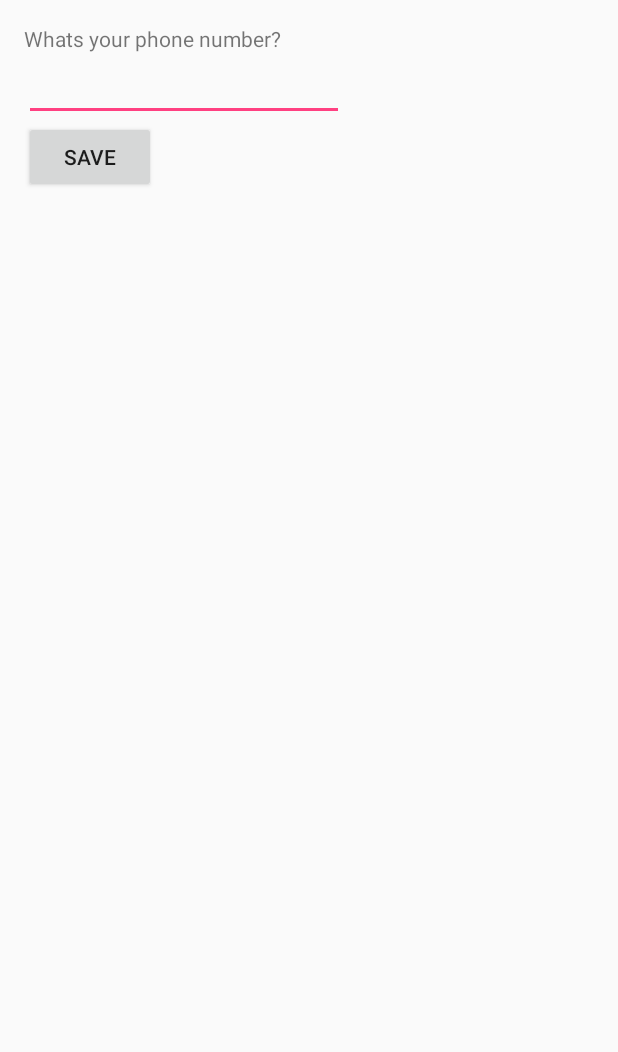
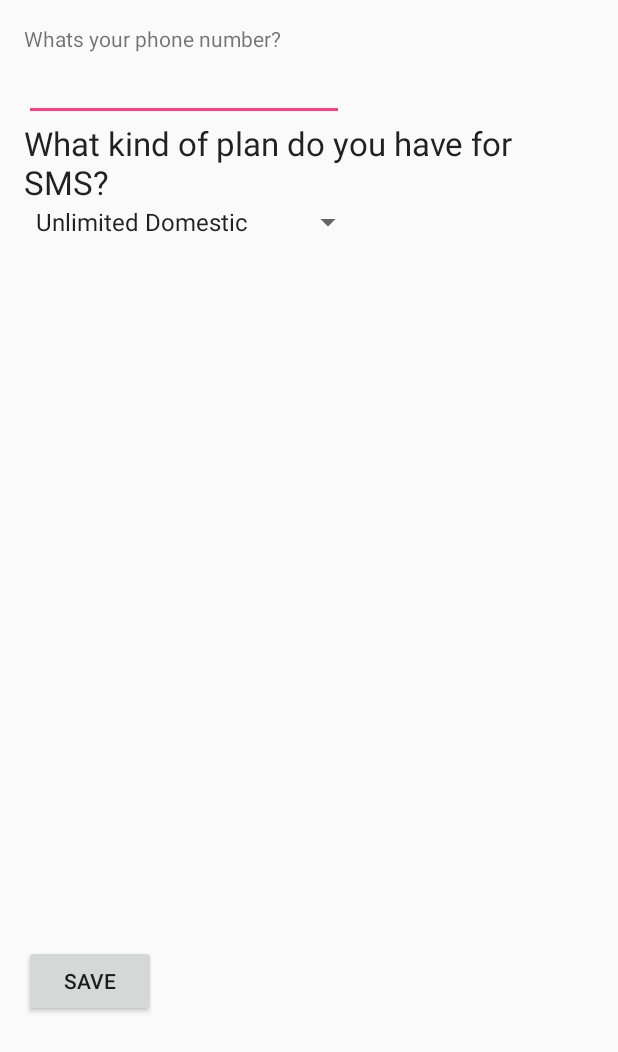
Before and after one commit to gounplugged/UnpluggedDroid, an Android app: the screen it shows after launch (ProfileActivity), on a phone screen of 412 x 824 dp. Shown: the top 1052 px of the screen. Run offline under Robolectric (Android 15) with nearby library versions, the phone set to English and light mode, and no system bars; our stand-ins replace Volley; libraries missing offline, so code that uses them is left out: com.j256.ormlite; network calls fail; 4 statements that could not run were skipped.

Commit message:
Select SMS plan on profile

```diff
--- a/src/main/java/co/gounplugged/unpluggeddroid/activities/ProfileActivity.java
+++ b/src/main/java/co/gounplugged/unpluggeddroid/activities/ProfileActivity.java
@@ -7,7 +7,9 @@ import android.os.Bundle;
 import android.view.Menu;
 import android.view.MenuItem;
 import android.view.View;
+import android.widget.ArrayAdapter;
 import android.widget.Button;
+import android.widget.Spinner;
 import android.widget.TextView;
 import android.widget.ToggleButton;
 
@@ -17,7 +19,8 @@ import co.gounplugged.unpluggeddroid.models.Profile;
 
 public class ProfileActivity extends Activity {
     private TextView phoneNumberInput;
-    private Button submitPhoneNumber;
+    private Button submitButton;
+    private Spinner smsPlanSpinner;
 
     @Override
     protected void onCreate(Bundle savedInstanceState) {
@@ -25,20 +28,40 @@ public class ProfileActivity extends Activity {
         setContentView(R.layout.activity_profile);
 
         phoneNumberInput = (TextView) findViewById(R.id.phone_number_activity_profile);
-        submitPhoneNumber = (Button) findViewById(R.id.submit_phone_number_activity_profile);
+        submitButton = (Button) findViewById(R.id.submit_phone_number_activity_profile);
+        smsPlanSpinner = (Spinner) findViewById(R.id.sms_plan_selection_activity_profile);
 
-        submitPhoneNumber.setOnClickListener(new View.OnClickListener() {
+        // Create an ArrayAdapter using the string array and a default spinner layout
+        ArrayAdapter<CharSequence> adapter = ArrayAdapter.createFromResource(this,
+                R.array.sms_plans_array, android.R.layout.simple_spinner_item);
+        // Specify the layout to use when the list of choices appears
+        adapter.setDropDownViewResource(android.R.layout.simple_spinner_dropdown_item);
+        // Apply the adapter to the spinner
+        smsPlanSpinner.setAdapter(adapter);
+
+        submitButton.setOnClickListener(new View.OnClickListener() {
             @Override
             public void onClick(View v) {
-                String phoneNumber = phoneNumberInput.getText().toString();
-                Profile p = ((BaseApplication) getApplicationContext()).getProfile();
-                p.setPhoneNumber(phoneNumber);
+                setPhoneNumber();
+                setSmsPlan();
                 ((BaseApplication) getApplicationContext()).refreshKnownMasks();
                 Intent mainIntent = new Intent(ProfileActivity.this, ChatActivity.class);
                 ProfileActivity.this.startActivity(mainIntent);
                 ProfileActivity.this.finish();
             }
         });
+    }
+
+    private void setSmsPlan() {
+        int selectedId = (int) smsPlanSpinner.getSelectedItemId() + 1;
+        Profile p = ((BaseApplication) getApplicationContext()).getProfile();
+        p.setSmsPlan(selectedId);
+    }
+
+    private void setPhoneNumber() {
+        String phoneNumber = phoneNumberInput.getText().toString();
+        Profile p = ((BaseApplication) getApplicationContext()).getProfile();
+        p.setPhoneNumber(phoneNumber);
     }
 
 
--- a/src/main/java/co/gounplugged/unpluggeddroid/models/Profile.java
+++ b/src/main/java/co/gounplugged/unpluggeddroid/models/Profile.java
@@ -41,6 +41,13 @@ public class Profile {
         editor.commit();
     }
 
+    public void setSmsPlan(int planId) {
+        this.smsPlan = planId;
+        SharedPreferences.Editor editor = profileSharedPreferences.edit();
+        editor.putInt(SMS_PLAN_PREFERENCE_NAME, planId);
+        editor.commit();
+    }
+
     private String phoneNumber;
 
     public static final String SHARED_PREFERENCES_STRING = "co.gounplugged.unpluggeddroid.PROFILE_SHARED_PREFERENCES";
--- a/src/main/res/layout/activity_profile.xml
+++ b/src/main/res/layout/activity_profile.xml
@@ -25,6 +25,25 @@
         android:layout_height="wrap_content"
         android:text="@string/submit_phone_number_activity_profile"
         android:id="@+id/submit_phone_number_activity_profile"
+        android:layout_alignParentBottom="true"
+        android:layout_alignParentLeft="true"
+        android:layout_alignParentStart="true"
+        android:layout_marginBottom="130dp" />
+
+    <Spinner
+        android:layout_width="wrap_content"
+        android:layout_height="wrap_content"
+        android:id="@+id/sms_plan_selection_activity_profile"
+        android:layout_below="@+id/sms_plan_title_activity_profile"
+        android:layout_alignParentLeft="true"
+        android:layout_alignParentStart="true" />
+
+    <TextView
+        android:layout_width="wrap_content"
+        android:layout_height="wrap_content"
+        android:textAppearance="?android:attr/textAppearanceLarge"
+        android:text="@string/sms_plan_activity_profile"
+        android:id="@+id/sms_plan_title_activity_profile"
         android:layout_below="@+id/phone_number_activity_profile"
         android:layout_alignParentLeft="true"
         android:layout_alignParentStart="true" />
--- a/src/main/res/values/strings.xml
+++ b/src/main/res/values/strings.xml
@@ -9,6 +9,13 @@
     <string name="title_activity_profile">ProfileActivity</string>
     <string name="phone_number_activity_profile">Whats your phone number?</string>
     <string name="submit_phone_number_activity_profile">Save</string>
+    <string name="sms_plan_activity_profile">What kind of plan do you have for SMS?</string>
     <string name="user_sms_plan">User SMS plan</string>
 
+    <string-array name="sms_plans_array">
+        <item>Unlimited Domestic</item>
+        <item>Unlimited International</item>
+        <item>Limited</item>
+    </string-array>
+
 </resources>
```
